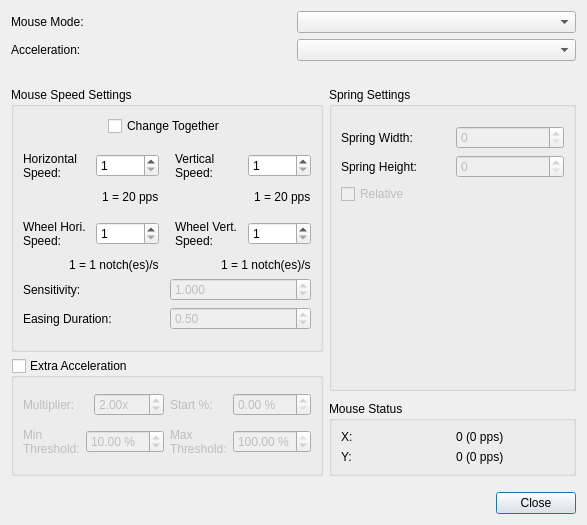
Before: the Qt Designer form src/mousesettingsdialog.ui in AntiMicroX/antimicrox, drawn with Qt 5.
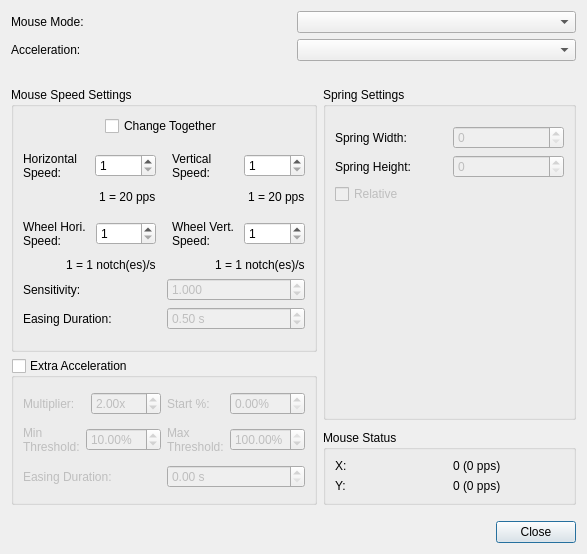
After: the same form once the commit is applied.

Commit message: Allow acceleration easing to be configurable.

```diff
--- a/src/mousesettingsdialog.ui
+++ b/src/mousesettingsdialog.ui
@@ -10,7 +10,7 @@
     <x>0</x>
     <y>0</y>
     <width>587</width>
-    <height>525</height>
+    <height>554</height>
    </rect>
   </property>
   <property name="windowTitle">
@@ -470,6 +470,9 @@
 be required before the mouse is fully accelerated
 after reaching the high end of an axis.</string>
               </property>
+              <property name="suffix">
+               <string> s</string>
+              </property>
               <property name="decimals">
                <number>2</number>
               </property>
@@ -581,7 +584,7 @@
                  <string>Acceleration begins at this percentage of the base multiplier</string>
                 </property>
                 <property name="suffix">
-                 <string> %</string>
+                 <string>%</string>
                 </property>
                 <property name="minimum">
                  <double>0.000000000000000</double>
@@ -622,7 +625,7 @@
                  <string>Minimum amount of axis travel required for acceleration to begin</string>
                 </property>
                 <property name="suffix">
-                 <string> %</string>
+                 <string>%</string>
                 </property>
                 <property name="maximum">
                  <double>100.000000000000000</double>
@@ -653,7 +656,7 @@
                  <string>Maximum axis travel before acceleration has reached the multiplier value</string>
                 </property>
                 <property name="suffix">
-                 <string> %</string>
+                 <string>%</string>
                 </property>
                 <property name="maximum">
                  <double>100.000000000000000</double>
@@ -667,6 +670,39 @@
             </item>
            </layout>
           </item>
+          <item>
+           <layout class="QHBoxLayout" name="horizontalLayout_22">
+            <item>
+             <widget class="QLabel" name="label_11">
+              <property name="text">
+               <string>Easing Duration:</string>
+              </property>
+              <property name="buddy">
+               <cstring>accelEasingDoubleSpinBox</cstring>
+              </property>
+             </widget>
+            </item>
+            <item>
+             <widget class="QDoubleSpinBox" name="accelEasingDoubleSpinBox">
+              <property name="toolTip">
+               <string>&lt;html&gt;&lt;head/&gt;&lt;body&gt;&lt;p&gt;Extend the time that acceleration is applied. Useful&lt;/p&gt;&lt;p&gt;for allowing quick 180 degree turns.&lt;/p&gt;&lt;/body&gt;&lt;/html&gt;</string>
+              </property>
+              <property name="suffix">
+               <string> s</string>
+              </property>
+              <property name="minimum">
+               <double>0.000000000000000</double>
+              </property>
+              <property name="maximum">
+               <double>5.000000000000000</double>
+              </property>
+              <property name="singleStep">
+               <double>0.100000000000000</double>
+              </property>
+             </widget>
+            </item>
+           </layout>
+          </item>
          </layout>
         </widget>
        </item>
```
The commit also changes 11 other files.
